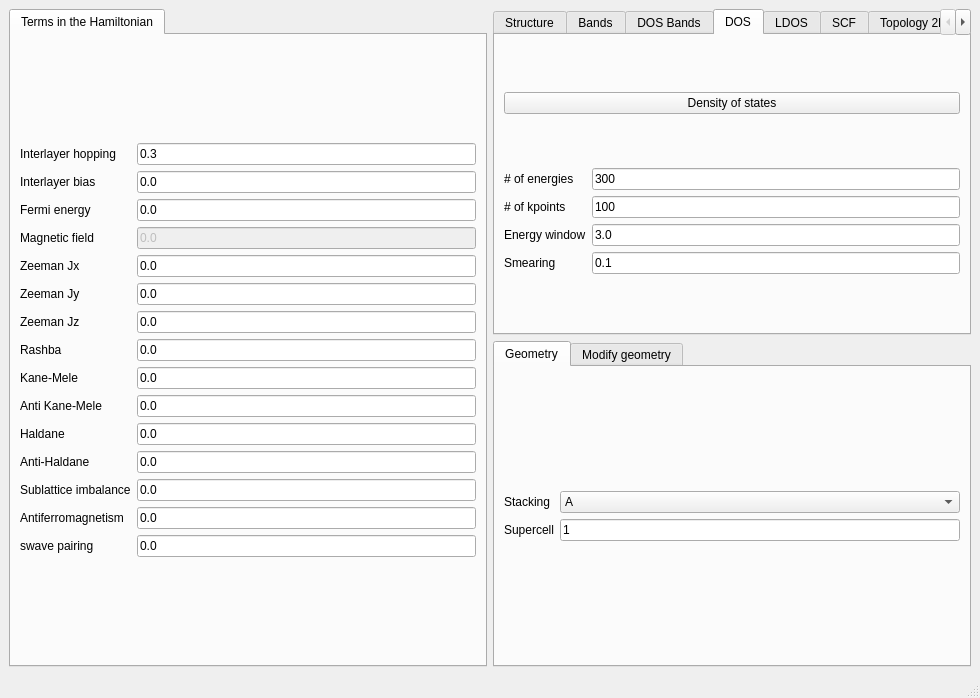
joselado/quantum-honeycomp, file development/interface-pyqt/multilayergraphene/interface.ui: the form before one commit.
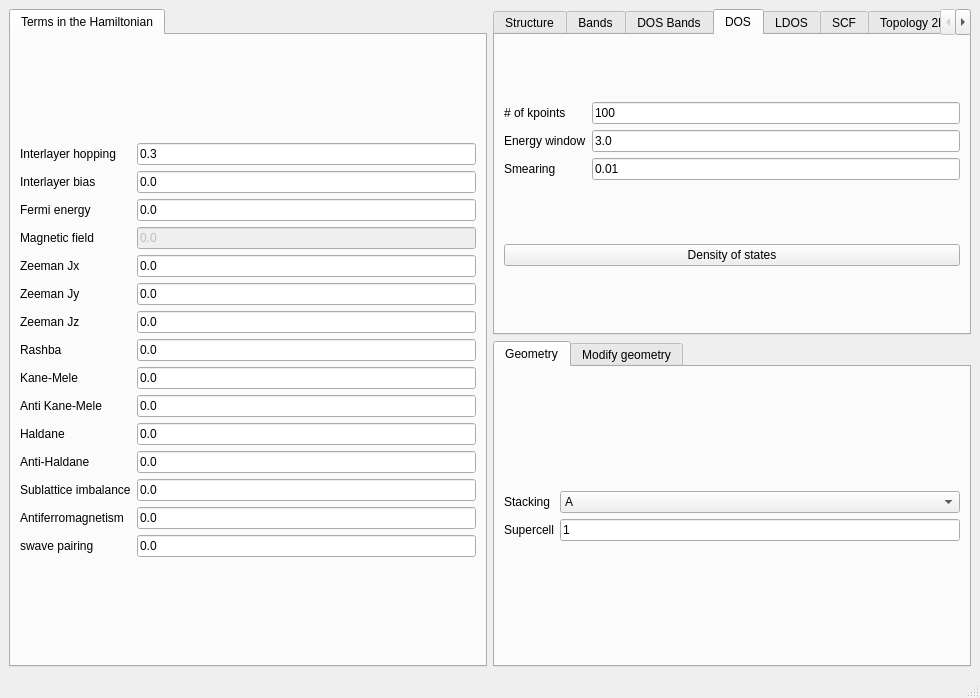
The form after the commit. The open tabs and pages were chosen to show the change.

Patch:
```diff
--- a/development/interface-pyqt/multilayergraphene/interface.ui
+++ b/development/interface-pyqt/multilayergraphene/interface.ui
@@ -460,73 +460,59 @@
         <string>DOS</string>
        </attribute>
        <layout class="QVBoxLayout" name="verticalLayout_2">
-        <item>
-         <widget class="QPushButton" name="show_dos">
-          <property name="text">
-           <string>Density of states</string>
-          </property>
-         </widget>
-        </item>
         <item>
          <layout class="QGridLayout" name="gridLayout_36">
-          <item row="1" column="0">
+          <item row="0" column="0">
            <widget class="QLabel" name="label_50">
             <property name="text">
              <string># of kpoints</string>
             </property>
            </widget>
           </item>
-          <item row="2" column="0">
+          <item row="1" column="0">
            <widget class="QLabel" name="label_51">
             <property name="text">
              <string>Energy window</string>
             </property>
            </widget>
           </item>
-          <item row="2" column="1">
-           <widget class="QLineEdit" name="window_dos">
+          <item row="1" column="1">
+           <widget class="QLineEdit" name="dos_ewindow">
             <property name="text">
              <string>3.0</string>
             </property>
            </widget>
           </item>
-          <item row="0" column="1">
-           <widget class="QLineEdit" name="ne_dos">
+          <item row="2" column="1">
+           <widget class="QLineEdit" name="dos_delta">
             <property name="text">
-             <string>300</string>
+             <string>0.01</string>
             </property>
            </widget>
           </item>
-          <item row="3" column="1">
-           <widget class="QLineEdit" name="delta_dos">
-            <property name="text">
-             <string>0.1</string>
-            </property>
-           </widget>
-          </item>
-          <item row="3" column="0">
+          <item row="2" column="0">
            <widget class="QLabel" name="label_48">
             <property name="text">
              <string>Smearing</string>
             </property>
            </widget>
           </item>
-          <item row="1" column="1">
-           <widget class="QLineEdit" name="nk_dos">
+          <item row="0" column="1">
+           <widget class="QLineEdit" name="dos_nk">
             <property name="text">
              <string>100</string>
             </property>
            </widget>
           </item>
-          <item row="0" column="0">
-           <widget class="QLabel" name="label_49">
-            <property name="text">
-             <string># of energies</string>
-            </property>
-           </widget>
-          </item>
          </layout>
         </item>
+        <item>
+         <widget class="QPushButton" name="show_dos">
+          <property name="text">
+           <string>Density of states</string>
+          </property>
+         </widget>
+        </item>
        </layout>
       </widget>
       <widget class="QWidget" name="tab_14">
```
Left out of the diff: 18 changed lines with no effect on the pictures.
